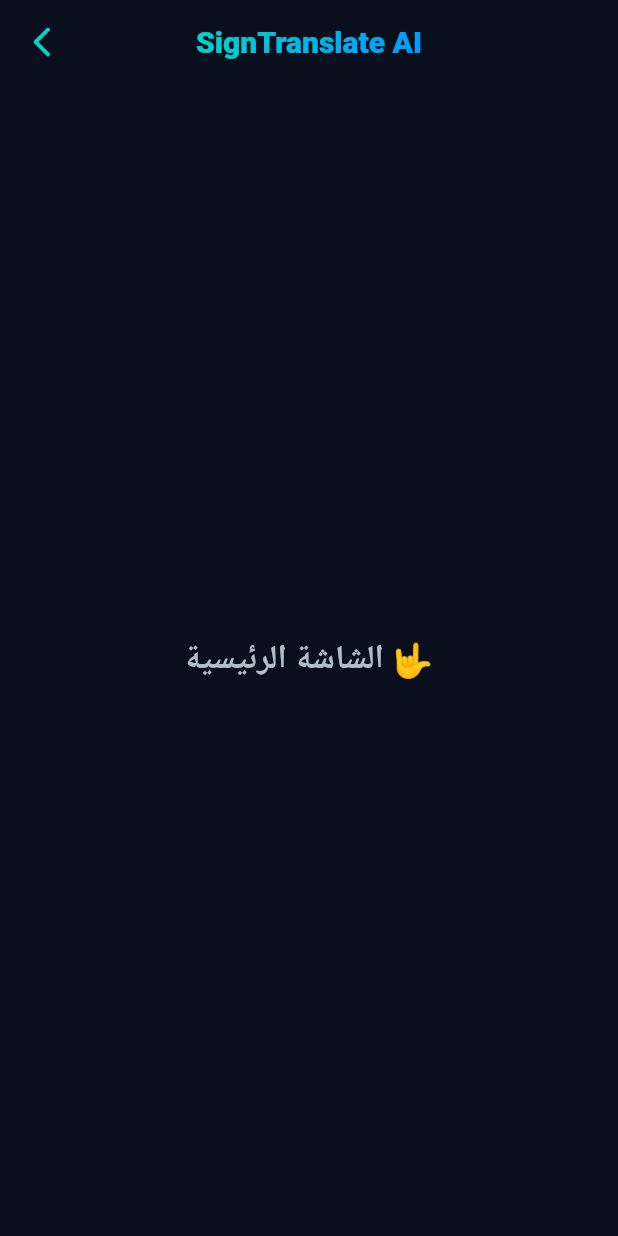
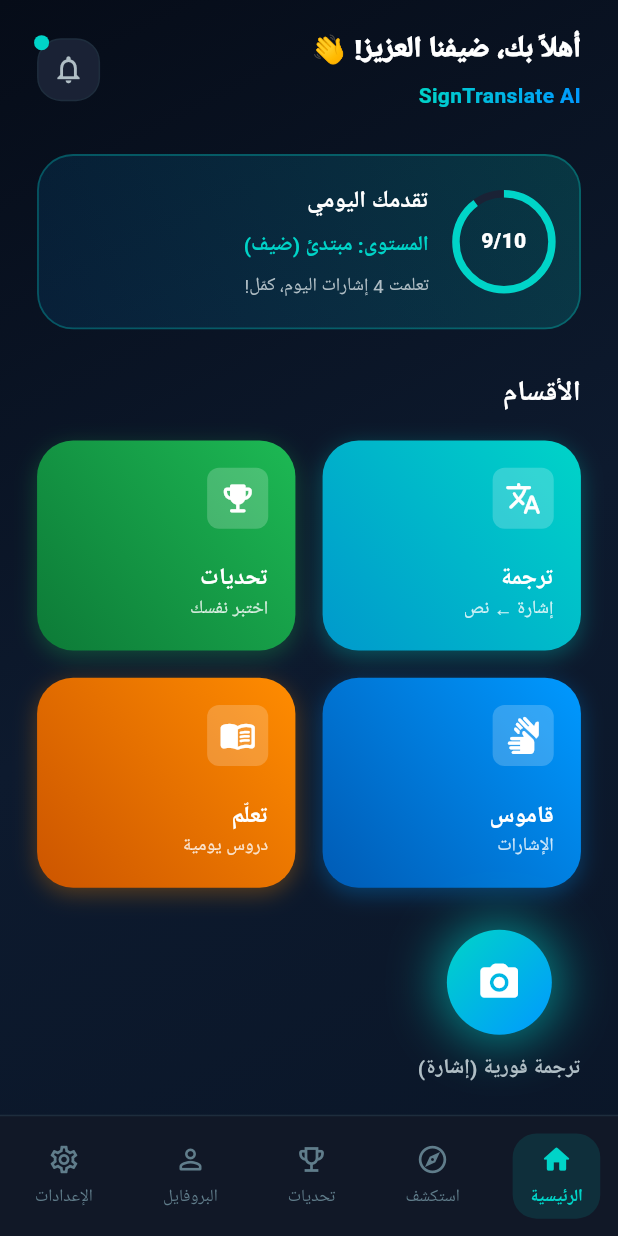
Before and after one commit to bashayer-BR/Imaa, a Flutter app: the HomeScreen screen opened by its route, on a phone screen of 412 x 824 dp. Run offline on Flutter 3.47's test engine with Material 3 defaults, Android fonts, the phone set to English and light mode, and no system bars; Roboto replaces fonts that are missing (Cairo).

Commit message:
home Screen

```diff
--- a/lib/screens/home_screen.dart
+++ b/lib/screens/home_screen.dart
@@ -1,50 +1,187 @@
-// ============================================================
-//  home_screen.dart  –  SignTranslate AI  –  Home (Placeholder)
-// ============================================================
+import 'package:flutter/material.dart';
+import 'package:imaa/core/AppDim.dart';
+import 'package:imaa/core/theme/theme.dart';
+import 'package:imaa/screens/PlaceholderPage.dart';
+import 'package:imaa/screens/profile_screen.dart';
+import 'package:imaa/widgets/buildCameraButton.dart';
+import 'package:imaa/widgets/buildDailySignCard.dart';
+import 'package:imaa/widgets/buildGrid.dart';
+import 'package:imaa/widgets/buildHeader.dart';
+import 'package:imaa/widgets/buildProgressCard.dart';
 
-import 'package:flutter/material.dart';
-import 'package:imaa/core/theme/app_colors.dart';
-
-
-class HomeScreen extends StatelessWidget {
+class HomeScreen extends StatefulWidget {
   const HomeScreen({super.key});
 
   @override
+  State<HomeScreen> createState() => _HomeScreenState();
+}
+
+class _HomeScreenState extends State<HomeScreen>
+    with SingleTickerProviderStateMixin {
+  int _currentTab = 0;
+  late final AnimationController _pulseCtrl;
+  late final List<Widget> _pages;
+
+  @override
+  void initState() {
+    super.initState();
+    _pulseCtrl = AnimationController(
+      vsync: this,
+      duration: const Duration(seconds: 2),
+    )..repeat(reverse: true);
+
+    _pages = [
+      _HomeContent(pulseCtrl: _pulseCtrl),
+      const PlaceholderPage(label: 'استكشف', icon: Icons.explore_rounded),
+      const PlaceholderPage(label: 'تحديات',   icon: Icons.emoji_events_rounded),
+      const ProfileScreen(),
+      const PlaceholderPage(label: 'الإعدادات', icon: Icons.settings_rounded),
+    ];
+  }
+
+  @override
+  void dispose() {
+    _pulseCtrl.dispose();
+    super.dispose();
+  }
+
+  @override
   Widget build(BuildContext context) {
+    final d  = AppDim.of(context);
+    final mq = MediaQuery.of(context);
+
     return Scaffold(
       backgroundColor: AppColors.bgDark,
-      appBar: AppBar(
-        backgroundColor: Colors.transparent,
-        leading: IconButton(
-          icon: const Icon(Icons.arrow_back_ios_new_rounded,
-              color: AppColors.primary),
-          onPressed: () => Navigator.pop(context),
-        ),
-        title: ShaderMask(
-          shaderCallback: (bounds) => const LinearGradient(
-            colors: AppColors.primaryGradient,
-          ).createShader(bounds),
-          child: const Text(
-            'SignTranslate AI',
-            style: TextStyle(
-              color: Colors.white,
-              fontSize: 20,
-              fontWeight: FontWeight.w900,
-            ),
+      body: Container(
+        decoration: const BoxDecoration(
+          gradient: LinearGradient(
+            begin: Alignment.topLeft,
+            end: Alignment.bottomRight,
+            colors: AppColors.bgGradient,
           ),
         ),
-        centerTitle: true,
-      ),
-      body: const Center(
-        child: Text(
-          'الشاشة الرئيسية 🤟',
-          style: TextStyle(
-            color: AppColors.textSecondary,
-            fontSize: 22,
-            fontWeight: FontWeight.bold,
+        child: SafeArea(
+          child: Directionality(
+            textDirection: TextDirection.rtl,
+            child: Column(
+              children: [
+                Expanded(
+                  child: IndexedStack(
+                    index: _currentTab,
+                    children: _pages,
+                  ),
+                ),
+                _buildBottomNav(d, mq),
+              ],
+            ),
           ),
         ),
       ),
     );
   }
+
+  Widget _buildBottomNav(AppDimensions d, MediaQueryData mq) {
+    final tabs = [
+      (Icons.home_rounded,         Icons.home_outlined,          'الرئيسية'),
+      (Icons.explore_rounded,      Icons.explore_outlined,       'استكشف'),
+      (Icons.emoji_events_rounded, Icons.emoji_events_outlined,  'تحديات'),
+      (Icons.person_rounded,       Icons.person_outline_rounded, 'البروفايل'),
+      (Icons.settings_rounded,     Icons.settings_outlined,      'الإعدادات'),
+    ];
+
+    return Container(
+      decoration: BoxDecoration(
+        color: AppColors.bgCard,
+        border: Border(top: BorderSide(color: AppColors.divider)),
+      ),
+      padding: EdgeInsets.only(
+        top: d.spaceS,
+        bottom: d.spaceS + mq.padding.bottom,
+      ),
+      child: Row(
+        mainAxisAlignment: MainAxisAlignment.spaceAround,
+        children: List.generate(tabs.length, (i) {
+          final (activeIcon, inactiveIcon, label) = tabs[i];
+          final isActive = _currentTab == i;
+          return GestureDetector(
+            onTap: () => setState(() => _currentTab = i),
+            child: AnimatedContainer(
+              duration: const Duration(milliseconds: 200),
+              padding: EdgeInsets.symmetric(
+                horizontal: d.spaceS,
+                vertical: d.spaceXS,
+              ),
+              decoration: BoxDecoration(
+                color: isActive
+                    ? AppColors.primary.withOpacity(0.12)
+                    : Colors.transparent,
+                borderRadius: BorderRadius.circular(d.radiusM),
+              ),
+              child: Column(
+                mainAxisSize: MainAxisSize.min,
+                children: [
+                  Icon(
+                    isActive ? activeIcon : inactiveIcon,
+                    color: isActive ? AppColors.primary : AppColors.textHint,
+                    size: d.iconS + 2,
+                  ),
+                  SizedBox(height: d.spaceXS - 2),
+                  Text(
+                    label,
+                    style: TextStyle(
+                      color: isActive ? AppColors.primary : AppColors.textHint,
+                      fontSize: d.fontXS - 1,
+                      fontWeight:
+                          isActive ? FontWeight.w700 : FontWeight.w400,
+                    ),
+                  ),
+                ],
+              ),
+            ),
+          );
+        }),
+      ),
+    );
+  }
 }
+
+// ══════════════════════════════════════════════════════════════
+//  _HomeContent
+// ══════════════════════════════════════════════════════════════
+
+class _HomeContent extends StatelessWidget {
+  final AnimationController pulseCtrl;
+  const _HomeContent({required this.pulseCtrl});
+
+  @override
+  Widget build(BuildContext context) {
+    final d = AppDim.of(context);
+    return SingleChildScrollView(
+      physics: const BouncingScrollPhysics(),
+      padding: EdgeInsets.symmetric(horizontal: d.hPad),
+      child: Column(
+        crossAxisAlignment: CrossAxisAlignment.start,
+        children: [
+          SizedBox(height: d.spaceM),
+          // _buildHeader(d),
+          buildHeader(d),
+          SizedBox(height: d.spaceL),
+          buildProgressCard(d),
+          SizedBox(height: d.spaceL),
+          Text('الأقسام',
+              style: TextStyle(
+                  color: AppColors.textPrimary,
+                  fontSize: d.fontL,
+                  fontWeight: FontWeight.w800)),
+          SizedBox(height: d.spaceM),
+          buildGrid(d),
+          SizedBox(height: d.spaceL),
+          buildCameraButton(d, pulseCtrl),
+          SizedBox(height: d.spaceL),
+          buildDailySignCard(d),
+          SizedBox(height: d.spaceL),
+        ],
+      ),
+    );
+  }
+}
--- a/lib/screens/welcome_screen.dart
+++ b/lib/screens/welcome_screen.dart
@@ -97,7 +97,7 @@
                       // buildGuestButton(context, dim: d),
                       BuildSocialButton(
                         onTap: (){
-                          AppRoutes.pushNamed(context, '/profile');
+                          AppRoutes.pushNamed(context, '/home');
                         },
                         label: "ابدأ كضيف",
                         icon: Icon(Icons.arrow_back_ios_new),
--- /dev/null
+++ b/lib/widgets/buildCameraButton.dart
@@ -0,0 +1,48 @@
+import 'package:flutter/material.dart';
+import 'package:imaa/core/AppDim.dart';
+import 'package:imaa/core/theme/app_colors.dart';
+Widget buildCameraButton(AppDimensions d,AnimationController pulseCtrl) {
+    return Column(
+      children: [
+        AnimatedBuilder(
+          animation: pulseCtrl,
+          builder: (_, __) => Container(
+            decoration: BoxDecoration(
+              shape: BoxShape.circle,
+              boxShadow: [
+                BoxShadow(
+                  color: AppColors.primary
+                      .withOpacity(0.35 + 0.25 * pulseCtrl.value),
+                  blurRadius: 20 + 10 * pulseCtrl.value,
+                  spreadRadius: 2 + 3 * pulseCtrl.value,
+                ),
+              ],
+            ),
+            child: GestureDetector(
+              onTap: () {},
+              child: Container(
+                width: 70,
+                height: 70,
+                decoration: const BoxDecoration(
+                  shape: BoxShape.circle,
+                  gradient: LinearGradient(
+                    colors: AppColors.primaryGradient,
+                    begin: Alignment.topLeft,
+                    end: Alignment.bottomRight,
+                  ),
+                ),
+                child: const Icon(Icons.camera_alt_rounded,
+                    color: Colors.white, size: 30),
+              ),
+            ),
+          ),
+        ),
+        SizedBox(height: d.spaceS),
+        Text('ترجمة فورية (إشارة)',
+            style: TextStyle(
+                color: AppColors.textSecondary,
+                fontSize: d.fontS,
+                fontWeight: FontWeight.w600)),
+      ],
+    );
+  }
--- /dev/null
+++ b/lib/widgets/buildDailySignCard.dart
@@ -0,0 +1,45 @@
+import 'package:imaa/core/AppDim.dart';
+import 'package:flutter/material.dart';
+import 'package:imaa/core/theme/app_colors.dart';
+Widget buildDailySignCard(AppDimensions d) {
+    return Container(
+      padding: EdgeInsets.all(d.spaceM),
+      decoration: BoxDecoration(
+        color: AppColors.bgCard,
+        borderRadius: BorderRadius.circular(d.radiusL),
+        border: Border.all(color: AppColors.divider),
+      ),
+      child: Row(
+        children: [
+          Container(
+            padding: const EdgeInsets.all(10),
+            decoration: BoxDecoration(
+              color: AppColors.glowTeal,
+              borderRadius: BorderRadius.circular(d.radiusM),
+            ),
+            child: const Icon(Icons.sign_language_rounded,
+                color: AppColors.primary, size: 26),
+          ),
+          SizedBox(width: d.spaceM),
+          Expanded(
+            child: Column(
+              crossAxisAlignment: CrossAxisAlignment.start,
+              children: [
+                Text('تعلم إشارة اليوم:',
+                    style: TextStyle(
+                        color: AppColors.textHint, fontSize: d.fontXS)),
+                SizedBox(height: d.spaceXS),
+                Text('كيف حالك؟ 🤟',
+                    style: TextStyle(
+                        color: AppColors.textPrimary,
+                        fontSize: d.fontM,
+                        fontWeight: FontWeight.w700)),
+              ],
+            ),
+          ),
+          const Icon(Icons.arrow_back_ios_new_rounded,
+              color: AppColors.primary, size: 16),
+        ],
+      ),
+    );
+  }
--- /dev/null
+++ b/lib/widgets/buildGrid.dart
@@ -0,0 +1,80 @@
+import 'package:flutter/material.dart';
+import 'package:imaa/classes/GridItem.dart';
+import 'package:imaa/core/AppDim.dart';
+
+ Widget buildGrid(AppDimensions d) {
+    final items = [
+      GridItem(Icons.translate_rounded,    'ترجمة',  'إشارة ← نص',
+          [const Color(0xFF00D4C8), const Color(0xFF0099CC)]),
+      GridItem(Icons.emoji_events_rounded, 'تحديات', 'اختبر نفسك',
+          [const Color(0xFF1DB954), const Color(0xFF0D7A37)]),
+      GridItem(Icons.sign_language_rounded,'قاموس',  'الإشارات',
+          [const Color(0xFF0099FF), const Color(0xFF005BB5)]),
+      GridItem(Icons.menu_book_rounded,    'تعلّم',  'دروس يومية',
+          [const Color(0xFFFF8C00), const Color(0xFFCC5500)]),
+    ];
+
+    return GridView.count(
+      crossAxisCount: 2,
+      shrinkWrap: true,
+      physics: const NeverScrollableScrollPhysics(),
+      crossAxisSpacing: d.spaceM,
+      mainAxisSpacing: d.spaceM,
+      childAspectRatio: 1.23,
+      children: items.map((item) => buildGridCard(item, d)).toList(),
+    );
+  }
+
+  Widget buildGridCard(GridItem item, AppDimensions d) {
+    return GestureDetector(
+      onTap: () {},
+      child: Container(
+        decoration: BoxDecoration(
+          gradient: LinearGradient(
+            colors: item.gradient,
+            begin: Alignment.topRight,
+            end: Alignment.bottomLeft,
+          ),
+          borderRadius: BorderRadius.circular(d.radiusL),
+          boxShadow: [
+            BoxShadow(
+              color: item.gradient.first.withOpacity(0.3),
+              blurRadius: 12,
+              offset: const Offset(0, 4),
+            ),
+          ],
+        ),
+        child: Padding(
+          padding: EdgeInsets.all(d.spaceM),
+          child: Column(
+            crossAxisAlignment: CrossAxisAlignment.start,
+            mainAxisAlignment: MainAxisAlignment.spaceBetween,
+            children: [
+              Container(
+                padding: const EdgeInsets.all(8),
+                decoration: BoxDecoration(
+                  color: Colors.white.withOpacity(0.2),
+                  borderRadius: BorderRadius.circular(d.radiusS),
+                ),
+                child: Icon(item.icon, color: Colors.white, size: d.iconM),
+              ),
+              Column(
+                crossAxisAlignment: CrossAxisAlignment.start,
+                children: [
+                  Text(item.label,
+                      style: TextStyle(
+                          color: Colors.white,
+                          fontSize: d.fontM,
+                          fontWeight: FontWeight.w800)),
+                  Text(item.sublabel,
+                      style: TextStyle(
+                          color: Colors.white.withOpacity(0.8),
+                          fontSize: d.fontXS)),
+                ],
+              ),
+            ],
+          ),
+        ),
+      ),
+    );
+  }
--- /dev/null
+++ b/lib/widgets/buildHeader.dart
@@ -0,0 +1,58 @@
+import 'package:flutter/material.dart';
+import 'package:imaa/core/AppDim.dart';
+import 'package:imaa/core/theme/app_colors.dart';
+
+Widget buildHeader(AppDimensions d) {
+    return Row(
+      mainAxisAlignment: MainAxisAlignment.spaceBetween,
+      children: [
+        Column(
+          crossAxisAlignment: CrossAxisAlignment.start,
+          children: [
+            Text('أهلاً بك، ضيفنا العزيز! 👋',
+                style: TextStyle(
+                    color: AppColors.textPrimary,
+                    fontSize: d.fontL,
+                    fontWeight: FontWeight.w900)),
+            SizedBox(height: d.spaceXS),
+            ShaderMask(
+              shaderCallback: (b) => const LinearGradient(
+                colors: AppColors.primaryGradient,
+              ).createShader(b),
+              child: Text('SignTranslate AI',
+                  style: TextStyle(
+                      color: Colors.white,
+                      fontSize: d.fontS,
+                      fontWeight: FontWeight.w600)),
+            ),
+          ],
+        ),
+        Stack(
+          clipBehavior: Clip.none,
+          children: [
+            Container(
+              width: 42,
+              height: 42,
+              decoration: BoxDecoration(
+                color: AppColors.bgSurface,
+                borderRadius: BorderRadius.circular(d.radiusM),
+                border: Border.all(color: AppColors.divider),
+              ),
+              child: const Icon(Icons.notifications_outlined,
+                  color: AppColors.textSecondary, size: 22),
+            ),
+            Positioned(
+              top: -2,
+              left: -2,
+              child: Container(
+                width: 10,
+                height: 10,
+                decoration: const BoxDecoration(
+                    color: AppColors.primary, shape: BoxShape.circle),
+              ),
+            ),
+          ],
+        ),
+      ],
+    );
+  }
--- /dev/null
+++ b/lib/widgets/buildProgressCard.dart
@@ -0,0 +1,75 @@
+import 'package:flutter/material.dart';
+import 'package:imaa/core/AppDim.dart';
+import 'package:imaa/core/theme/app_colors.dart';
+
+Widget buildProgressCard(AppDimensions d) {
+    return Container(
+      padding: EdgeInsets.all(d.spaceM),
+      decoration: BoxDecoration(
+        gradient: LinearGradient(
+          colors: [
+            AppColors.primary.withOpacity(0.18),
+            const Color(0xFF0099FF).withOpacity(0.10),
+          ],
+          begin: Alignment.topRight,
+          end: Alignment.bottomLeft,
+        ),
+        borderRadius: BorderRadius.circular(d.radiusL),
+        border:
+            Border.all(color: AppColors.primary.withOpacity(0.3), width: 1.2),
+      ),
+      child: Row(
+        children: [
+          SizedBox(
+            width: 64,
+            height: 64,
+            child: Stack(
+              alignment: Alignment.center,
+              children: [
+                SizedBox(
+                  width: 64,
+                  height: 64,
+                  child: CircularProgressIndicator(
+                    value: 9 / 10,
+                    strokeWidth: 5,
+                    backgroundColor: AppColors.bgSurface,
+                    valueColor:
+                        const AlwaysStoppedAnimation(AppColors.primary),
+                  ),
+                ),
+                Text('9/10',
+                    style: TextStyle(
+                        color: AppColors.textPrimary,
+                        fontSize: d.fontS,
+                        fontWeight: FontWeight.w800)),
+              ],
+            ),
+          ),
+          SizedBox(width: d.spaceM),
+          Expanded(
+            child: Column(
+              crossAxisAlignment: CrossAxisAlignment.start,
+              children: [
+                Text('تقدمك اليومي',
+                    style: TextStyle(
+                        color: AppColors.textPrimary,
+                        fontSize: d.fontM,
+                        fontWeight: FontWeight.w800)),
+                SizedBox(height: d.spaceXS),
+                Text('المستوى: مبتدئ (ضيف)',
+                    style: TextStyle(
+                        color: AppColors.primary,
+                        fontSize: d.fontS,
+                        fontWeight: FontWeight.w600)),
+                SizedBox(height: d.spaceXS),
+                Text('تعلمت 4 إشارات اليوم، كمّل!',
+                    style: TextStyle(
+                        color: AppColors.textSecondary,
+                        fontSize: d.fontXS)),
+              ],
+            ),
+          ),
+        ],
+      ),
+    );
+  }
```
Also changed, not shown: lib/classes/GridItem.dart (added, +9 -0 lines), lib/screens/PlaceholderPage.dart (added, +30 -0 lines), lib/widgets/buildBottonNavigation.dart (added, +93 -0 lines).
